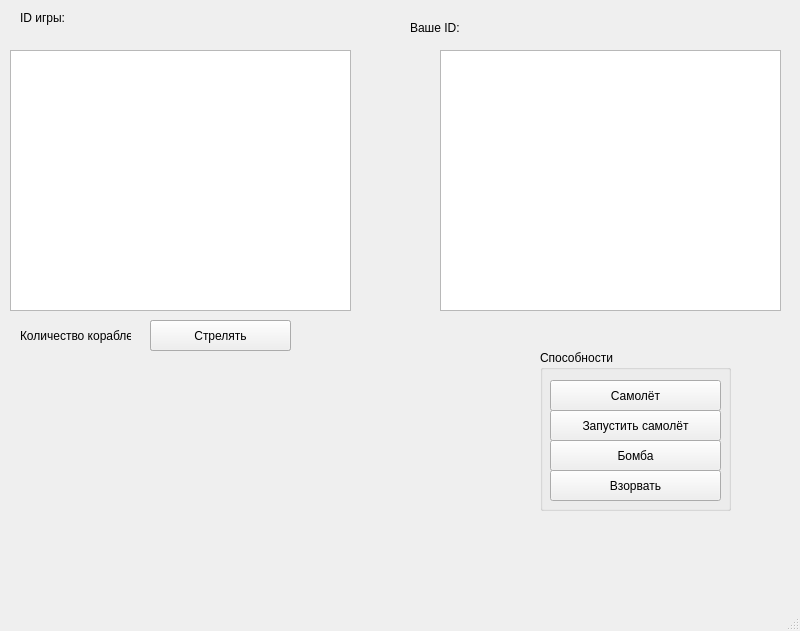
ChazGrant/Battleship, file Client/mainwindow.ui: the form before one commit.
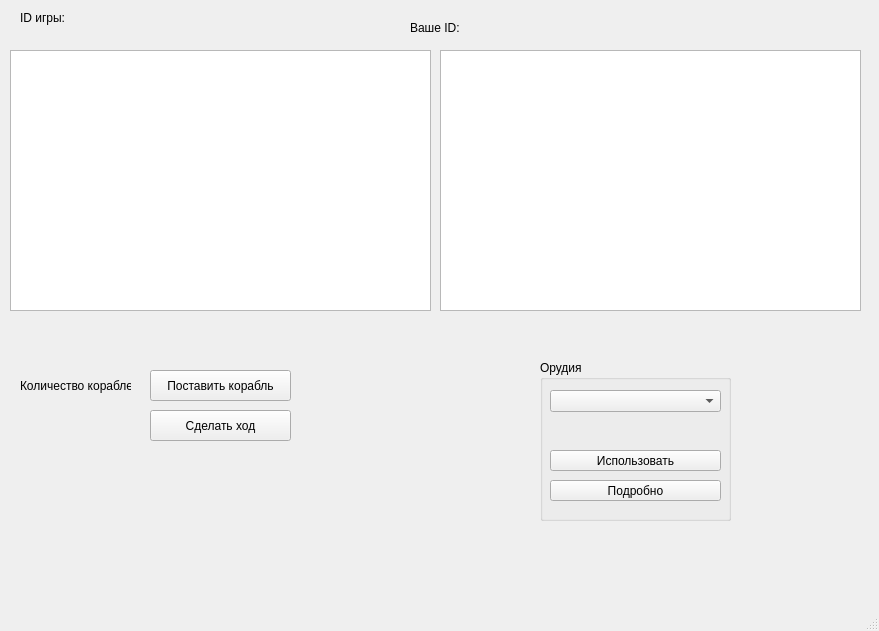
The form after the commit.

Commit message: Started `Weapons` module

```diff
--- a/Client/mainwindow.ui
+++ b/Client/mainwindow.ui
@@ -6,7 +6,7 @@
    <rect>
     <x>0</x>
     <y>0</y>
-    <width>800</width>
+    <width>879</width>
     <height>631</height>
    </rect>
   </property>
@@ -18,7 +18,7 @@
     <property name="geometry">
      <rect>
       <x>20</x>
-      <y>320</y>
+      <y>370</y>
       <width>111</width>
       <height>31</height>
      </rect>
@@ -32,7 +32,7 @@
      <rect>
       <x>10</x>
       <y>50</y>
-      <width>341</width>
+      <width>421</width>
       <height>261</height>
      </rect>
     </property>
@@ -57,51 +57,35 @@
     <property name="geometry">
      <rect>
       <x>540</x>
-      <y>350</y>
+      <y>360</y>
       <width>191</width>
       <height>161</height>
      </rect>
     </property>
     <property name="title">
-     <string>Способности</string>
+     <string>Орудия</string>
     </property>
-    <widget class="QPushButton" name="placePlaneButton">
+    <widget class="QComboBox" name="weaponsComboBox">
      <property name="geometry">
       <rect>
        <x>10</x>
        <y>30</y>
        <width>171</width>
-       <height>31</height>
+       <height>22</height>
       </rect>
      </property>
-     <property name="text">
-      <string>Самолёт</string>
-     </property>
     </widget>
-    <widget class="QPushButton" name="launchPlaneButton">
-     <property name="geometry">
-      <rect>
-       <x>10</x>
-       <y>60</y>
-       <width>171</width>
-       <height>31</height>
-      </rect>
-     </property>
-     <property name="text">
-      <string>Запустить самолёт</string>
-     </property>
-    </widget>
-    <widget class="QPushButton" name="placeBombButton">
+    <widget class="QPushButton" name="activateWeaponButton">
      <property name="geometry">
       <rect>
        <x>10</x>
        <y>90</y>
        <width>171</width>
-       <height>31</height>
+       <height>21</height>
       </rect>
      </property>
      <property name="text">
-      <string>Бомба</string>
+      <string>Использовать</string>
      </property>
     </widget>
     <widget class="QPushButton" name="detonateBombButton">
@@ -110,11 +94,24 @@
        <x>10</x>
        <y>120</y>
        <width>171</width>
-       <height>31</height>
+       <height>21</height>
       </rect>
      </property>
      <property name="text">
-      <string>Взорвать</string>
+      <string>Подробно</string>
+     </property>
+    </widget>
+    <widget class="QLabel" name="weaponUsesLeftLabel">
+     <property name="geometry">
+      <rect>
+       <x>10</x>
+       <y>66</y>
+       <width>171</width>
+       <height>20</height>
+      </rect>
+     </property>
+     <property name="text">
+      <string/>
      </property>
     </widget>
    </widget>
@@ -136,7 +133,7 @@
      <rect>
       <x>440</x>
       <y>50</y>
-      <width>341</width>
+      <width>421</width>
       <height>261</height>
      </rect>
     </property>
@@ -145,7 +142,7 @@
     <property name="geometry">
      <rect>
       <x>150</x>
-      <y>320</y>
+      <y>370</y>
       <width>141</width>
       <height>31</height>
      </rect>
@@ -158,13 +155,13 @@
     <property name="geometry">
      <rect>
       <x>150</x>
-      <y>320</y>
+      <y>410</y>
       <width>141</width>
       <height>31</height>
      </rect>
     </property>
     <property name="text">
-     <string>Стрелять</string>
+     <string>Сделать ход</string>
     </property>
    </widget>
    <widget class="QLabel" name="userIdLabel">
```
Left out of the diff: 8 changed lines with no effect on the pictures. The commit also changes 5 other files.
